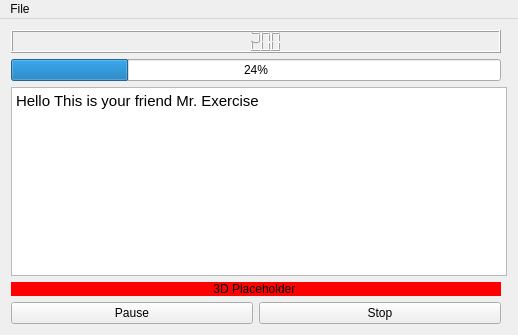
Qt form testing/ui/progress.ui (jesperBKR/P4) before a commit.
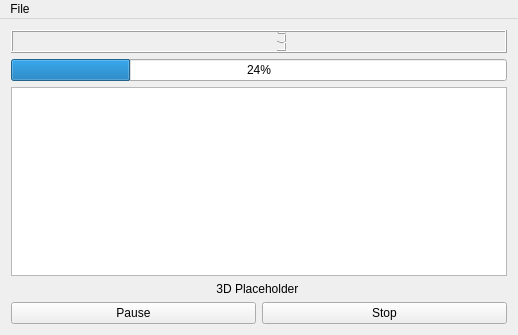
The same form after that commit.

Patch:
```diff
--- a/testing/ui/progress.ui
+++ b/testing/ui/progress.ui
@@ -17,8 +17,63 @@
    <layout class="QGridLayout" name="gridLayout">
     <item row="0" column="0">
      <widget class="QLCDNumber" name="lcdNumber">
+      <property name="palette">
+       <palette>
+        <active>
+         <colorrole role="Text">
+          <brush brushstyle="SolidPattern">
+           <color alpha="255">
+            <red>0</red>
+            <green>0</green>
+            <blue>0</blue>
+           </color>
+          </brush>
+         </colorrole>
+        </active>
+        <inactive>
+         <colorrole role="Text">
+          <brush brushstyle="SolidPattern">
+           <color alpha="255">
+            <red>0</red>
+            <green>0</green>
+            <blue>0</blue>
+           </color>
+          </brush>
+         </colorrole>
+        </inactive>
+        <disabled>
+         <colorrole role="Text">
+          <brush brushstyle="SolidPattern">
+           <color alpha="127">
+            <red>255</red>
+            <green>255</green>
+            <blue>255</blue>
+           </color>
+          </brush>
+         </colorrole>
+        </disabled>
+       </palette>
+      </property>
+      <property name="frameShape">
+       <enum>QFrame::Box</enum>
+      </property>
+      <property name="smallDecimalPoint">
+       <bool>true</bool>
+      </property>
+      <property name="digitCount">
+       <number>5</number>
+      </property>
+      <property name="mode">
+       <enum>QLCDNumber::Dec</enum>
+      </property>
+      <property name="segmentStyle">
+       <enum>QLCDNumber::Outline</enum>
+      </property>
+      <property name="value" stdset="0">
+       <double>3.000000000000000</double>
+      </property>
       <property name="intValue" stdset="0">
-       <number>200</number>
+       <number>3</number>
       </property>
      </widget>
     </item>
@@ -29,14 +84,13 @@
       </property>
      </widget>
     </item>
-    <item row="2" column="0" colspan="2">
-     <widget class="QTextBrowser" name="textBrowser">
+    <item row="2" column="0">
+     <widget class="QTextBrowser" name="descriptionText">
       <property name="html">
        <string>&lt;!DOCTYPE HTML PUBLIC &quot;-//W3C//DTD HTML 4.0//EN&quot; &quot;http://www.w3.org/TR/REC-html40/strict.dtd&quot;&gt;
 &lt;html&gt;&lt;head&gt;&lt;meta name=&quot;qrichtext&quot; content=&quot;1&quot; /&gt;&lt;style type=&quot;text/css&quot;&gt;
 p, li { white-space: pre-wrap; }
 &lt;/style&gt;&lt;/head&gt;&lt;body style=&quot; font-family:'Ubuntu'; font-size:11pt; font-weight:400; font-style:normal;&quot;&gt;
-&lt;p style=&quot; margin-top:0px; margin-bottom:0px; margin-left:0px; margin-right:0px; -qt-block-indent:0; text-indent:0px;&quot;&gt;Hello This is your friend Mr. Exercise &lt;/p&gt;
 &lt;p style=&quot;-qt-paragraph-type:empty; margin-top:0px; margin-bottom:0px; margin-left:0px; margin-right:0px; -qt-block-indent:0; text-indent:0px;&quot;&gt;&lt;br /&gt;&lt;/p&gt;&lt;/body&gt;&lt;/html&gt;</string>
       </property>
      </widget>
@@ -44,7 +98,7 @@
     <item row="3" column="0">
      <widget class="QLabel" name="label">
       <property name="styleSheet">
-       <string notr="true">background-color : red;</string>
+       <string notr="true"/>
       </property>
       <property name="text">
        <string>3D Placeholder </string>
```
